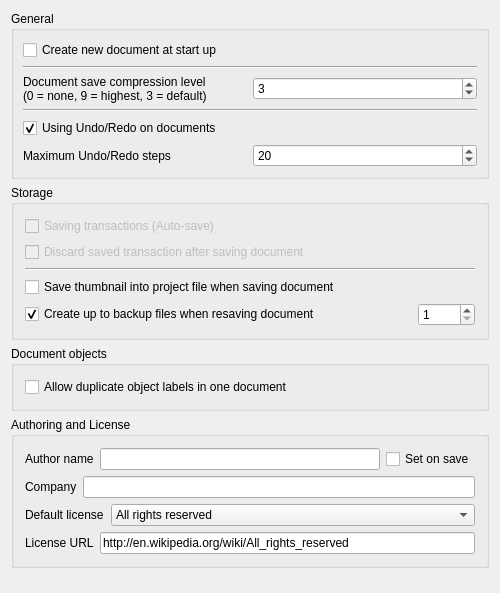
Above: src/Gui/DlgSettingsDocument.ui from berndhahnebach/All_FreeCAD before the change. Below: the same form after it.
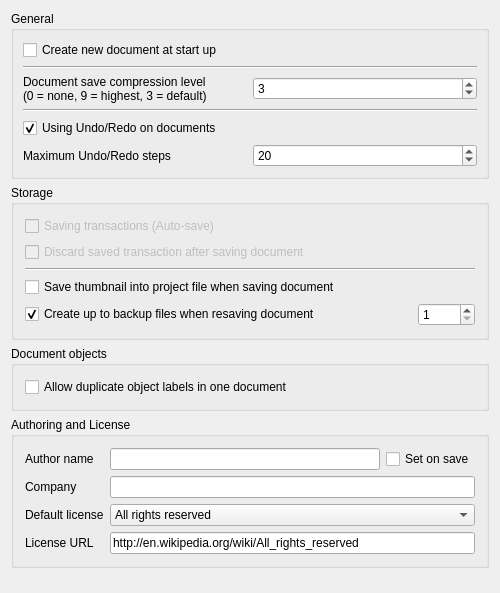
That is the form after the change. Custom widgets are drawn as their Qt base class.

Commit message: + fix layout of document settings panel

```diff
--- a/src/Gui/DlgSettingsDocument.ui
+++ b/src/Gui/DlgSettingsDocument.ui
@@ -310,17 +310,15 @@
      <property name="title">
       <string>Authoring and License</string>
      </property>
-     <layout class="QVBoxLayout" name="verticalLayout">
-      <item>
-       <layout class="QHBoxLayout" name="horizontalLayout_3">
-        <item>
+     <layout class="QGridLayout" name="gridLayout_5">
+      <item row="0" column="0">
          <widget class="QLabel" name="label_3">
           <property name="text">
            <string>Author name</string>
           </property>
          </widget>
         </item>
-        <item>
+      <item row="0" column="1">
          <widget class="Gui::PrefLineEdit" name="prefAuthor">
           <property name="toolTip">
            <string>&lt;html&gt;&lt;head/&gt;&lt;body&gt;&lt;p&gt;The name to use on document creation.&lt;/p&gt;&lt;p&gt;Keep blank for anonymous.&lt;/p&gt;&lt;p&gt;You can also use the form:&lt;/p&gt;&lt;p&gt;John Doe &amp;lt;john@doe.com&amp;gt;&lt;/p&gt;&lt;/body&gt;&lt;/html&gt;</string>
@@ -333,7 +331,7 @@
           </property>
          </widget>
         </item>
-        <item>
+      <item row="0" column="2">
          <widget class="Gui::PrefCheckBox" name="prefSetAuthorOnSave">
           <property name="toolTip">
            <string>If this is checked, the &quot;Last modified by&quot; field will be set when saving the file</string>
@@ -349,18 +347,14 @@
           </property>
          </widget>
         </item>
-       </layout>
-      </item>
-      <item>
-       <layout class="QHBoxLayout" name="horizontalLayout_4">
-        <item>
+      <item row="1" column="0">
          <widget class="QLabel" name="label_4">
           <property name="text">
            <string>Company</string>
           </property>
          </widget>
         </item>
-        <item>
+      <item row="1" column="1" colspan="2">
          <widget class="Gui::PrefLineEdit" name="prefCompany">
           <property name="toolTip">
            <string>The defautl company to use for new files</string>
@@ -373,18 +367,14 @@
           </property>
          </widget>
         </item>
-       </layout>
-      </item>
-      <item>
-       <layout class="QHBoxLayout" name="horizontalLayout">
-        <item>
+      <item row="2" column="0">
          <widget class="QLabel" name="label">
           <property name="text">
            <string>Default license</string>
           </property>
          </widget>
         </item>
-        <item>
+      <item row="2" column="1" colspan="2">
          <widget class="Gui::PrefComboBox" name="prefLicenseType">
           <property name="enabled">
            <bool>true</bool>
@@ -453,18 +443,14 @@
           </item>
          </widget>
         </item>
-       </layout>
-      </item>
-      <item>
-       <layout class="QHBoxLayout" name="horizontalLayout_2">
-        <item>
+      <item row="3" column="0">
          <widget class="QLabel" name="label_2">
           <property name="text">
            <string>License URL</string>
           </property>
          </widget>
         </item>
-        <item>
+      <item row="3" column="1" colspan="2">
          <widget class="Gui::PrefLineEdit" name="prefLicenseUrl">
           <property name="toolTip">
            <string>An URL where the user can find more details about the license</string>
@@ -472,6 +458,9 @@
           <property name="text">
            <string>http://en.wikipedia.org/wiki/All_rights_reserved</string>
           </property>
+        <property name="readOnly">
+         <bool>true</bool>
+        </property>
           <property name="prefEntry" stdset="0">
            <cstring>prefLicenseUrl</cstring>
           </property>
@@ -479,8 +468,6 @@
            <cstring>Document</cstring>
           </property>
          </widget>
-        </item>
-       </layout>
       </item>
      </layout>
     </widget>
```
Lines whose indentation alone changed are shown as unchanged.
